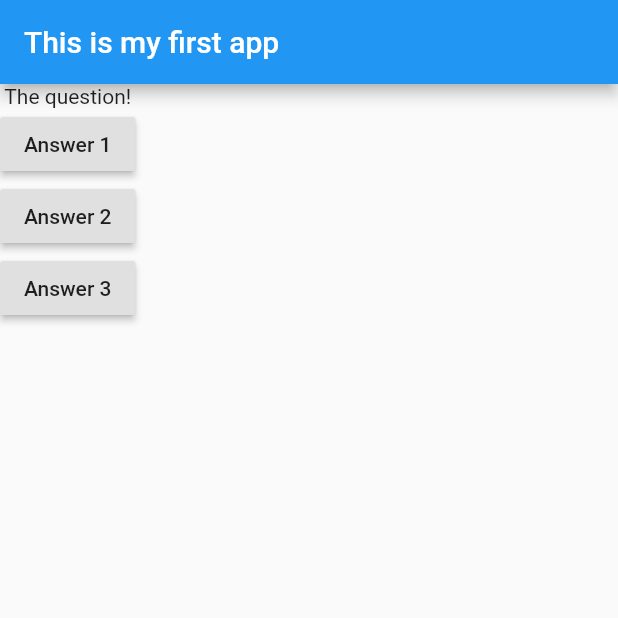
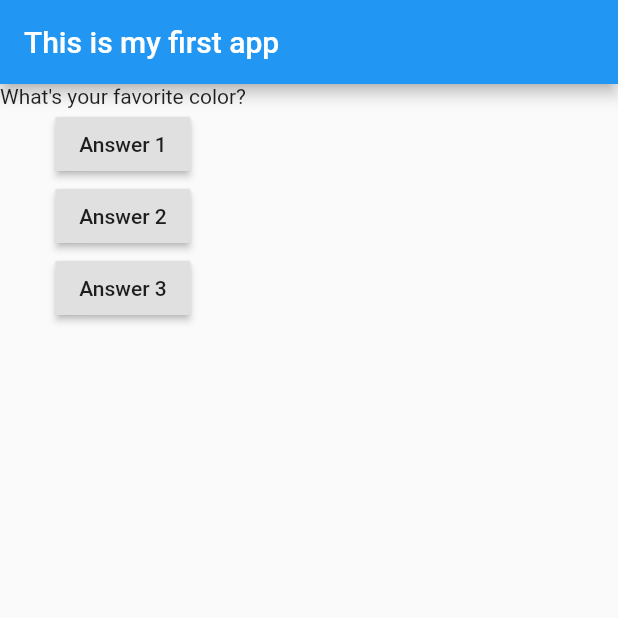
Before and after one commit to PatrickChow0803/flutter-quiz-app, a Flutter app: the screen it shows after launch, after a tap on "Answer 1", on a phone screen of 412 x 824 dp, the top half of it. Run offline on Flutter 3.47's test engine with Material 2 defaults, Android fonts, the phone set to English and light mode, and no system bars.

Commit message:
Added an index to iterate through the list of questions

```diff
--- a/quiz_app/lib/main.dart
+++ b/quiz_app/lib/main.dart
@@ -7,10 +7,13 @@ import 'package:flutter/material.dart';
 void main() => runApp(MyApp());
 
 class MyApp extends StatelessWidget {
+  var questionIndex = 0;
+
   @override
   Widget build(BuildContext context) {
     void answerQuestion() {
-      print('You selected ');
+      questionIndex = questionIndex + 1;
+      print(questionIndex.toString());
     }
 
     var questions = [
@@ -24,14 +27,14 @@ class MyApp extends StatelessWidget {
         ),
         body: Column(
           children: <Widget>[
-            Text('The question!'),
+            Text(questions[questionIndex]),
             RaisedButton(
               child: Text('Answer 1'),
               onPressed: answerQuestion,
             ),
             RaisedButton(
               child: Text('Answer 2'),
-              onPressed: () => 'Answer 2 Chosen!',
+              onPressed: () => print('Answer 2 Chosen!'),
             ),
             RaisedButton(
               child: Text('Answer 3'),
```
